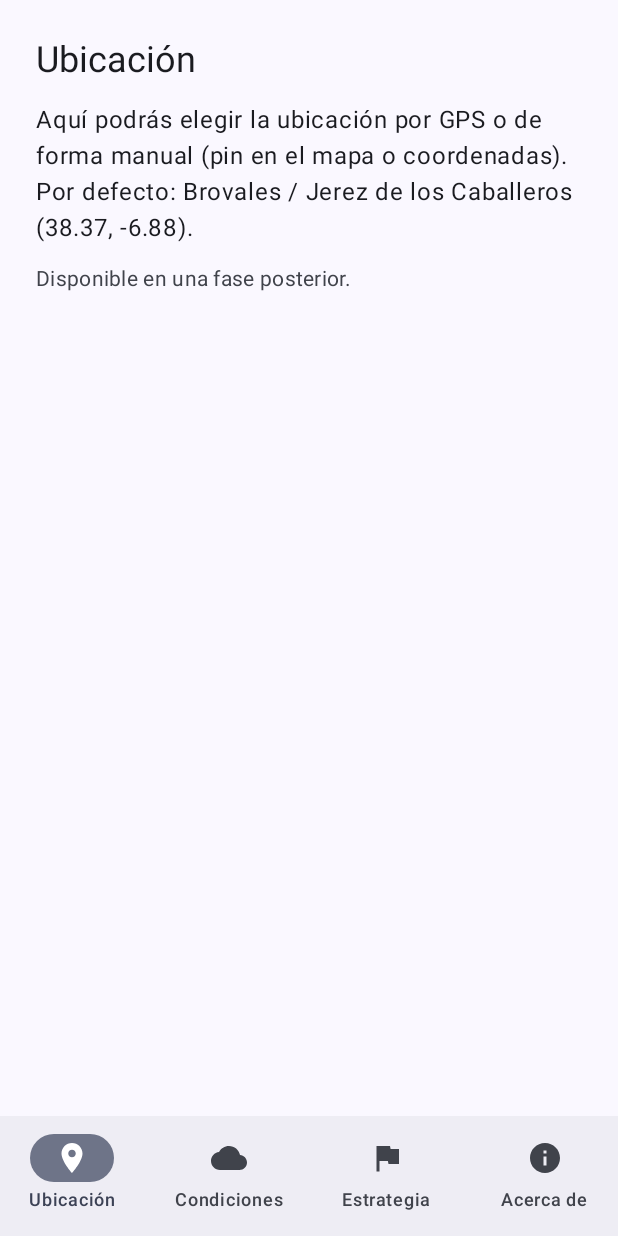
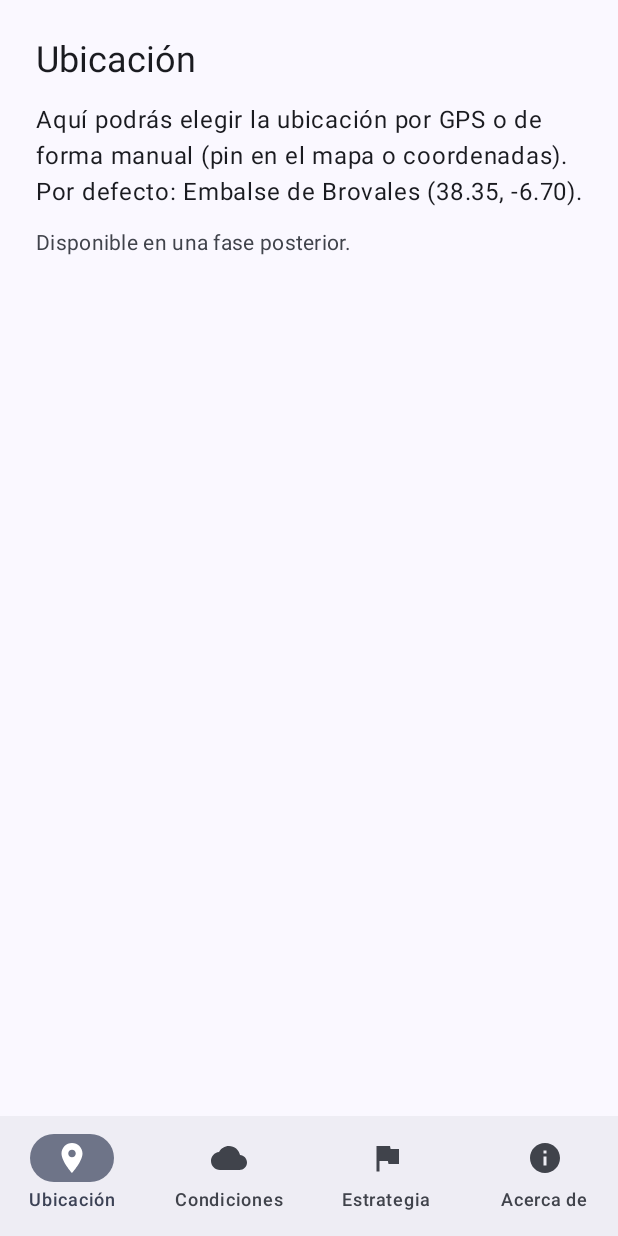
Before and after one commit to Nachojerez22/app-carpas-apk, an Android app built with Jetpack Compose: the screen it shows after launch (MainActivity), on a phone screen of 412 x 824 dp. Run offline under Robolectric (Android 15) with nearby library versions, the phone set to English and light mode, and no system bars; our stand-ins replace Dagger/Hilt's generated code.

Commit message:
fix: centrar la ubicación por defecto en el embalse de Brovales y alinear textos con el conocimiento del dominio
El embalse está en ≈38,35 N, −6,70 O (CONOCIMIENTO.md §8); las coordenadas
anteriores caían ~16 km al oeste. Acerca de añade el aviso de horario legal
y las etiquetas de evidencia.

Co-Authored-By: Claude Opus 5.5 <noreply@anthropic.com>
Claude-Session: https://claude.ai/code/session_01NVVGT95fiHCVbjjUAMMhvi

```diff
--- a/app/src/main/java/com/nachojerez/carpstrategy/domain/model/GeoPoint.kt
+++ b/app/src/main/java/com/nachojerez/carpstrategy/domain/model/GeoPoint.kt
@@ -11,10 +11,13 @@ data class GeoPoint(val latitude: Double, val longitude: Double) {
 /** Ubicación con nombre visible para el usuario. */
 data class FishingLocation(val name: String, val point: GeoPoint)
 
-/** Ubicación por defecto: Brovales / Jerez de los Caballeros (Badajoz). Configurable en la app. */
+/**
+ * Ubicación por defecto: embalse de Brovales (Jerez de los Caballeros, Badajoz), junto a la presa.
+ * Coordenadas según docs/CONOCIMIENTO.md §8 (≈38,35 N, −6,70 O). Configurable en la app.
+ */
 object DefaultLocation {
     val value = FishingLocation(
-        name = "Brovales / Jerez de los Caballeros",
-        point = GeoPoint(latitude = 38.37, longitude = -6.88),
+        name = "Embalse de Brovales",
+        point = GeoPoint(latitude = 38.35, longitude = -6.70),
     )
 }
--- a/app/src/main/java/com/nachojerez/carpstrategy/ui/about/AboutScreen.kt
+++ b/app/src/main/java/com/nachojerez/carpstrategy/ui/about/AboutScreen.kt
@@ -34,6 +34,7 @@ fun AboutScreen() {
         Text(stringResource(R.string.about_disclaimers_title), style = MaterialTheme.typography.titleMedium)
         Text(stringResource(R.string.about_disclaimer_water))
         Text(stringResource(R.string.about_disclaimer_rules))
+        Text(stringResource(R.string.about_disclaimer_legal))
         Text(
             stringResource(
                 if (BuildConfig.AEMET_API_KEY.isBlank()) {
```
Also changed, not shown: app/src/main/res/values/strings.xml (+5 -4 lines), 1 other file.
